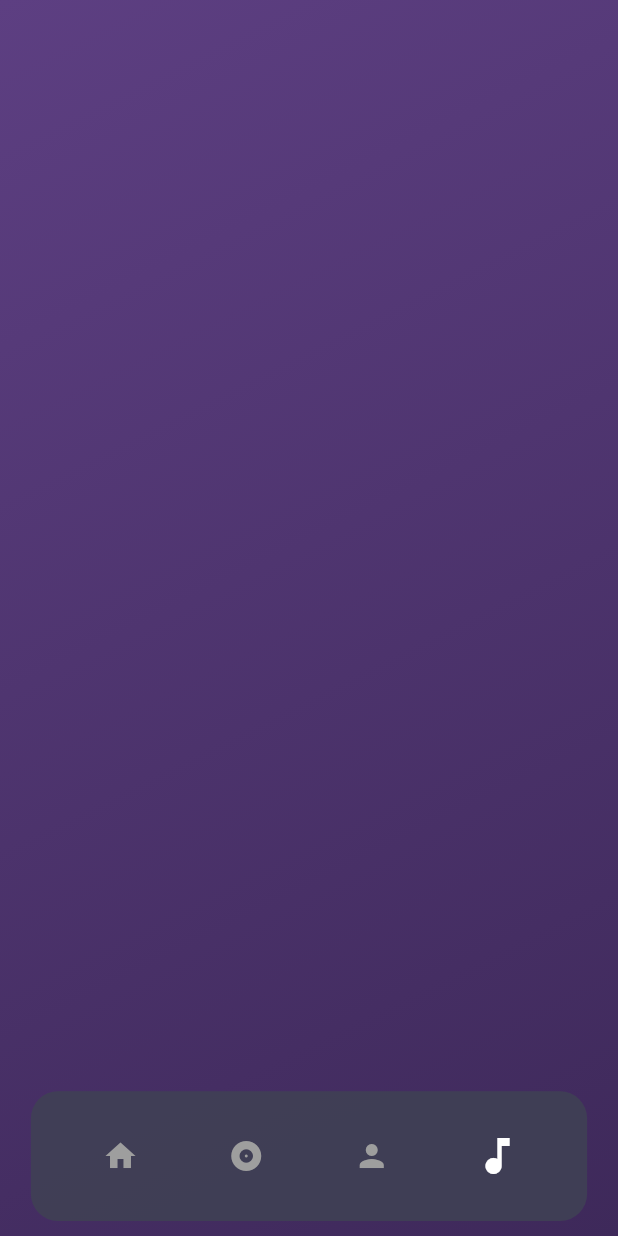
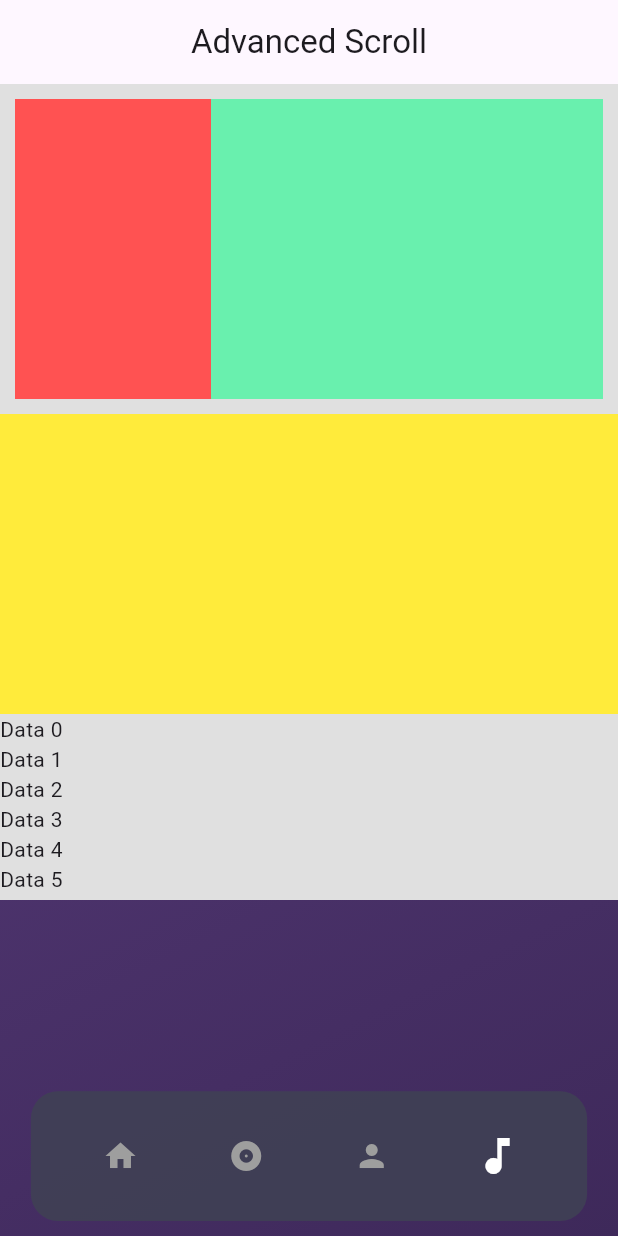
Before and after one commit to Abrssh/non_stop_2, a Flutter app: the MyHomePage screen opened by its route, item 4 of the bottom bar chosen, on a phone screen of 412 x 824 dp. Run offline on Flutter 3.47's test engine with Material 3 defaults, Android fonts, the phone set to English and light mode, and no system bars; our stand-ins replace connectivity_plus, equatable, flutter_bloc, flutter_dotenv, get_it, hydrated_bloc and 1 more; missing offline and left inert: integration_test; accounts and stored records are empty.

Commit message:
Add UI changes and refactor some part of the code - Change name of AI folder as it doesnt contain AI code anymore - Add advanced scroll page to experiment with customscroll and grids - Removed imports from app router and homepage display advanced scroll page to see changes

```diff
--- a/lib/Presentation/Pages/home_pages.dart
+++ b/lib/Presentation/Pages/home_pages.dart
@@ -7,6 +7,8 @@ import 'package:non_stop_2/Presentation/Pages/album_page.dart';
 import 'package:non_stop_2/Presentation/Pages/artist_page.dart';
 import 'package:non_stop_2/Presentation/Pages/first_page.dart';
 import 'package:non_stop_2/Presentation/Pages/track_page.dart';
+import 'package:non_stop_2/Presentation/Pages/ui_training/advanced_scroll_page.dart';
+import 'package:non_stop_2/Presentation/Pages/ui_training/flexible_widgets.dart';
 import 'package:non_stop_2/Presentation/Widgets/custom_bottom_navigation_bar.dart';
 
 class MyHomePage extends StatelessWidget {
@@ -18,17 +20,18 @@ class MyHomePage extends StatelessWidget {
       const FirstPage(),
       const AlbumPage(),
       const ArtistPage(),
-      Column(
-        children: [
-          SizedBox(
-            height: MediaQuery.of(context).size.height * 0.05,
-          ),
-          TrackPage(
-            height: MediaQuery.of(context).size.height * 0.88,
-          ),
-        ],
-      ),
+      // Column(
+      //   children: [
+      //     SizedBox(
+      //       height: MediaQuery.of(context).size.height * 0.05,
+      //     ),
+      //     TrackPage(
+      //       height: MediaQuery.of(context).size.height * 0.88,
+      //     ),
+      //   ],
+      // ),
       // const FlexExamplePage()
+      const AdvancedScrollPage()
     ];
 
     return PopScope(
--- /dev/null
+++ b/lib/Presentation/Pages/ui_training/advanced_scroll_page.dart
@@ -0,0 +1,95 @@
+import 'package:flutter/material.dart';
+
+class AdvancedScrollPage extends StatelessWidget {
+  const AdvancedScrollPage({super.key});
+
+  @override
+  Widget build(BuildContext context) {
+    debugPrint(
+        "MediaQuery.of(context).size.height: ${MediaQuery.of(context).size.width}");
+    return Container(
+      color: Colors.grey.shade300,
+      height: 600,
+      child: CustomScrollView(slivers: [
+        const SliverAppBar(
+          // remove the leading icon
+          automaticallyImplyLeading: false,
+          title: Text('Advanced Scroll'),
+          // pinned: true,
+          floating: true,
+          centerTitle: true,
+        ),
+        SliverToBoxAdapter(
+            child: Container(
+          margin: const EdgeInsets.all(10),
+          height: 200,
+          color: Colors.red,
+          child: Row(
+            children: [
+              Flexible(
+                  flex: 1,
+                  child: Container(
+                    color: Colors.redAccent,
+                  )),
+              Flexible(
+                  flex: 2,
+                  child: Container(
+                    color: Colors.greenAccent,
+                  ))
+            ],
+          ),
+        )),
+        SliverToBoxAdapter(child: Container(height: 200, color: Colors.yellow)),
+        SliverToBoxAdapter(
+          child: SizedBox(
+            height: 200,
+            child: ListView.builder(
+              itemCount: 40,
+              itemBuilder: (context, index) => Text("Data $index"),
+            ),
+          ),
+        ),
+        SliverToBoxAdapter(child: Container(height: 200, color: Colors.red)),
+        SliverGrid(
+          gridDelegate: const SliverGridDelegateWithMaxCrossAxisExtent(
+            maxCrossAxisExtent: 490.0,
+            mainAxisSpacing: 10.0,
+            crossAxisSpacing: 10.0,
+            childAspectRatio: 2.0,
+          ),
+          delegate: SliverChildBuilderDelegate(
+            (BuildContext context, int index) {
+              return Container(
+                alignment: Alignment.center,
+                color: Colors.teal[100 * (index % 9)],
+                child: Text('Grid Item $index'),
+              );
+            },
+            childCount: 20,
+          ),
+        ),
+        SliverList(
+          delegate: SliverChildListDelegate(
+            [
+              Container(
+                color: Colors.blue[100],
+                height: 150.0,
+                child: const Center(child: Text('Fixed Item 1')),
+              ),
+              Container(
+                color: Colors.blue[200],
+                height: 150.0,
+                child: const Center(child: Text('Fixed Item 2')),
+              ),
+              Container(
+                color: Colors.blue[300],
+                height: 150.0,
+                child: const Center(child: Text('Fixed Item 3')),
+              ),
+            ],
+          ),
+        )
+      ]),
+    );
+  }
+}
--- a/lib/Presentation/router/app_router.dart
+++ b/lib/Presentation/router/app_router.dart
@@ -1,12 +1,6 @@
 import 'package:flutter/material.dart';
 import 'package:flutter_bloc/flutter_bloc.dart';
-import 'package:non_stop_2/Data/API/album_local_storage_datasource.dart';
-import 'package:non_stop_2/Data/API/artist_local_storage_datasource.dart';
-import 'package:non_stop_2/Data/API/track_local_storage_datasource.dart';
-import 'package:non_stop_2/Data/API/rapid_api_datasource.dart';
-import 'package:non_stop_2/Data/Repository/album_repository.dart';
 import 'package:non_stop_2/Data/Repository/artist_repository.dart';
-import 'package:non_stop_2/Data/Repository/track_repository.dart';
 import 'package:non_stop_2/Dependency%20Injection/service_locator.dart';
 import 'package:non_stop_2/Domain/bloc/album_bloc/get_albums_bloc.dart';
 import 'package:non_stop_2/Domain/bloc/artist_bloc/artist_bloc.dart';
```
Also changed, not shown: lib/Presentation/Pages/ui_training/flexible_widgets.dart (renamed from lib/Presentation/Pages/AI/flexible_widgets.dart).
